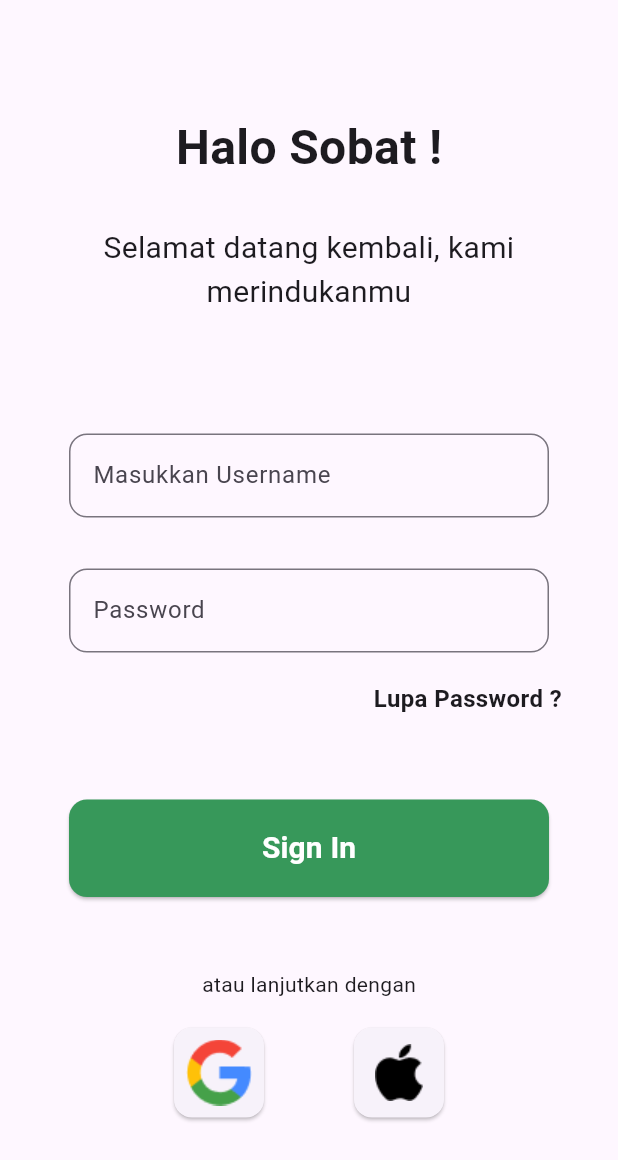
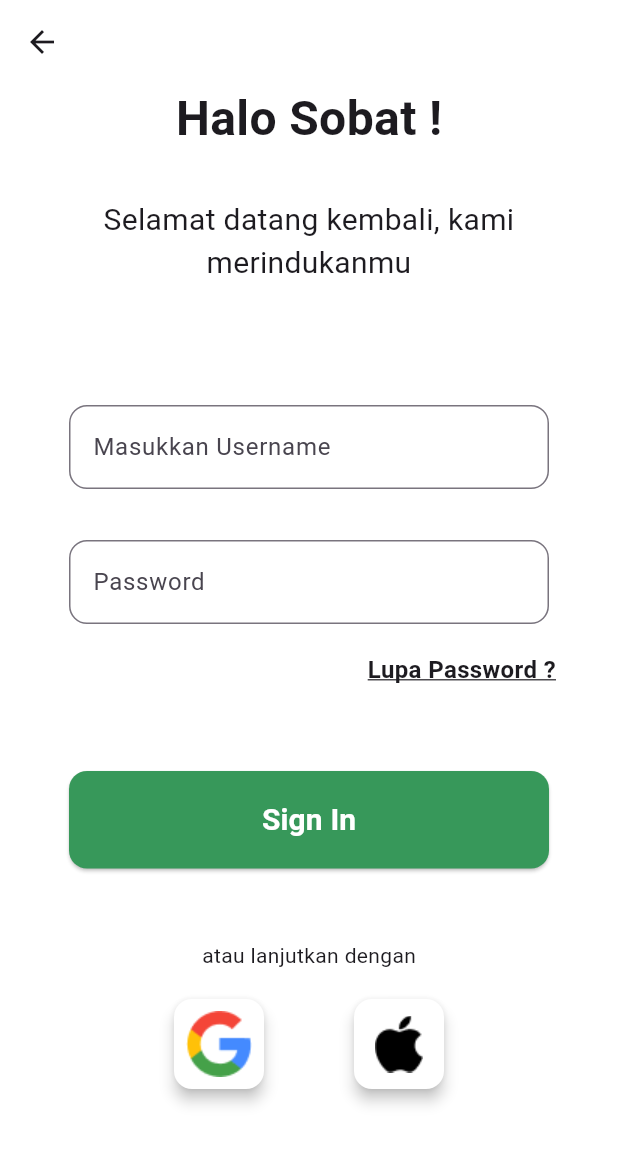
Before and after one commit to kevinnsrt/pakailagi.id, a Flutter app: the LoginPage screen opened directly, on a phone screen of 412 x 824 dp. Shown: the top 1160 px of the screen. Run offline on Flutter 3.47's test engine with Material 3 defaults, Android fonts, the phone set to English and light mode, and no system bars.

```diff
--- a/lib/main.dart
+++ b/lib/main.dart
@@ -1,5 +1,4 @@
 import 'package:flutter/material.dart';
-import 'package:tubes_pm/screen/login.dart';
 import 'package:tubes_pm/screen/splash.dart';
 
 void main() {
@@ -14,7 +13,7 @@ class MyApp extends StatelessWidget {
     return MaterialApp(
       debugShowCheckedModeBanner: false,
       home: Scaffold(
-        body: const LoginPage()
+        body: const SplashPage()
       ),
     );
   }
--- a/lib/screen/login.dart
+++ b/lib/screen/login.dart
@@ -10,10 +10,13 @@ class LoginPage extends StatefulWidget {
 class _LoginPageState extends State<LoginPage> {
   @override
   Widget build(BuildContext context) {
-    return Center(
-      child: Column(
+    return Scaffold(
+      backgroundColor: Colors.white,
+      appBar: AppBar(backgroundColor: Colors.white,),
+      body: Center(
+        child: Column(
         children: [
-          SizedBox(height: 75,),
+          // SizedBox(height: 75,),
           Text("Halo Sobat !",style: TextStyle(fontSize: 32,fontWeight: FontWeight.bold),),
           SizedBox(height: 30,),
           Text("Selamat datang kembali, kami merindukanmu",
@@ -30,7 +33,7 @@ class _LoginPageState extends State<LoginPage> {
 
            SizedBox(width: 320,
           height: 60,
-          child:TextField(decoration: InputDecoration(labelText: "Password",border: OutlineInputBorder(borderRadius: BorderRadius.circular(12))),)
+          child:TextField(obscureText: true,decoration: InputDecoration(labelText: "Password",border: OutlineInputBorder(borderRadius: BorderRadius.circular(12))),)
           ,),
 
           SizedBox(height: 15,),
@@ -39,8 +42,8 @@ class _LoginPageState extends State<LoginPage> {
             mainAxisAlignment: MainAxisAlignment.end,
             children: [
               SizedBox(width: 127,
-              child: Text("Lupa Password ?",style: TextStyle(fontSize: 16,fontWeight: FontWeight.bold),),),
-              SizedBox(width: 36,),
+              child: Text("Lupa Password ?",style: TextStyle(decoration: TextDecoration.underline,fontSize: 16,fontWeight: FontWeight.bold),),),
+              SizedBox(width: 40,),
             ],
           ),
 
@@ -74,6 +77,8 @@ class _LoginPageState extends State<LoginPage> {
             height: 60,
             child: ElevatedButton(
               style: ElevatedButton.styleFrom(
+                elevation: 4,
+                backgroundColor: Colors.white,
                 shape: RoundedRectangleBorder(
                   borderRadius: BorderRadius.circular(12),
                 ),
@@ -94,6 +99,8 @@ class _LoginPageState extends State<LoginPage> {
               height: 60,
               child: ElevatedButton(
                 style: ElevatedButton.styleFrom(
+                  elevation: 4,
+                  backgroundColor: Colors.white,
                   shape: RoundedRectangleBorder(
                     borderRadius: BorderRadius.circular(12),
                   ),
@@ -112,6 +119,7 @@ class _LoginPageState extends State<LoginPage> {
           )
           ],
       ),
+      ),
     );
   }
 }
```
Also changed, not shown: lib/screen/splash.dart (+14 -3 lines), lib/screen/splash2.dart (+49 -20 lines).
